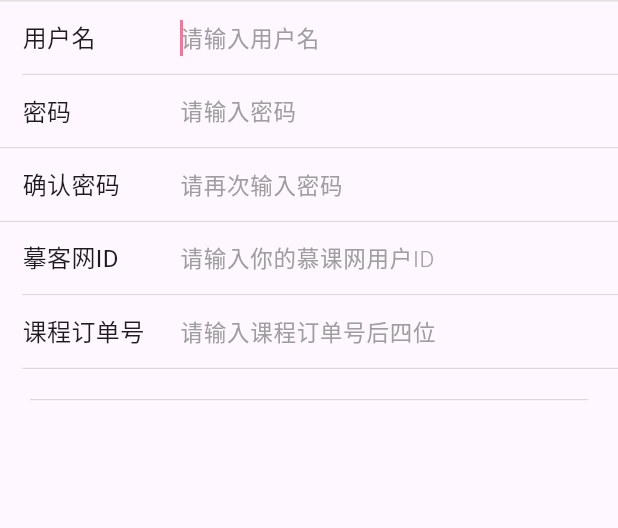
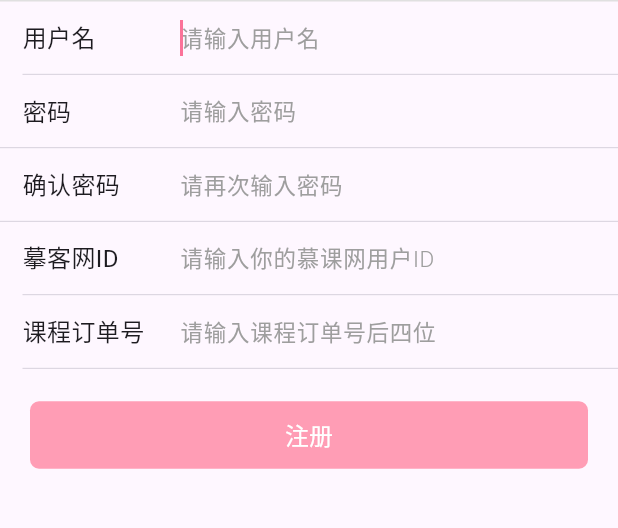
Before and after one commit to tospery/flutter_bilibili, a Flutter app: the screen it shows after launch, on a phone screen of 412 x 824 dp, the part 234-762 px from its top. Run offline on Flutter 3.47's test engine with Material 3 defaults, Android fonts, the phone set to English and light mode, and no system bars; our stand-ins replace dio, shared_preferences.

Commit message:
4-7 注册模块设计与实现

```diff
--- /dev/null
+++ b/lib/widget/login_button.dart
@@ -0,0 +1,33 @@
+import 'package:flutter/material.dart';
+import 'package:flutter_bilibili/utils/color.dart';
+
+class LoginButton extends StatelessWidget {
+  final String title;
+  final bool enable;
+  final VoidCallback? onPressed;
+
+  const LoginButton(
+    this.title, {
+    super.key,
+    this.enable = true,
+    this.onPressed,
+  });
+
+  @override
+  Widget build(BuildContext context) {
+    return FractionallySizedBox(
+      widthFactor: 1,
+      child: MaterialButton(
+        shape: RoundedRectangleBorder(borderRadius: BorderRadius.circular(6)),
+        height: 45,
+        onPressed: enable ? onPressed : null,
+        disabledColor: primary[50],
+        color: primary,
+        child: Text(
+          title,
+          style: const TextStyle(color: Colors.white, fontSize: 16),
+        ),
+      ),
+    );
+  }
+}
```
Also changed, not shown: lib/page/registration_page.dart (+37 -32 lines).
